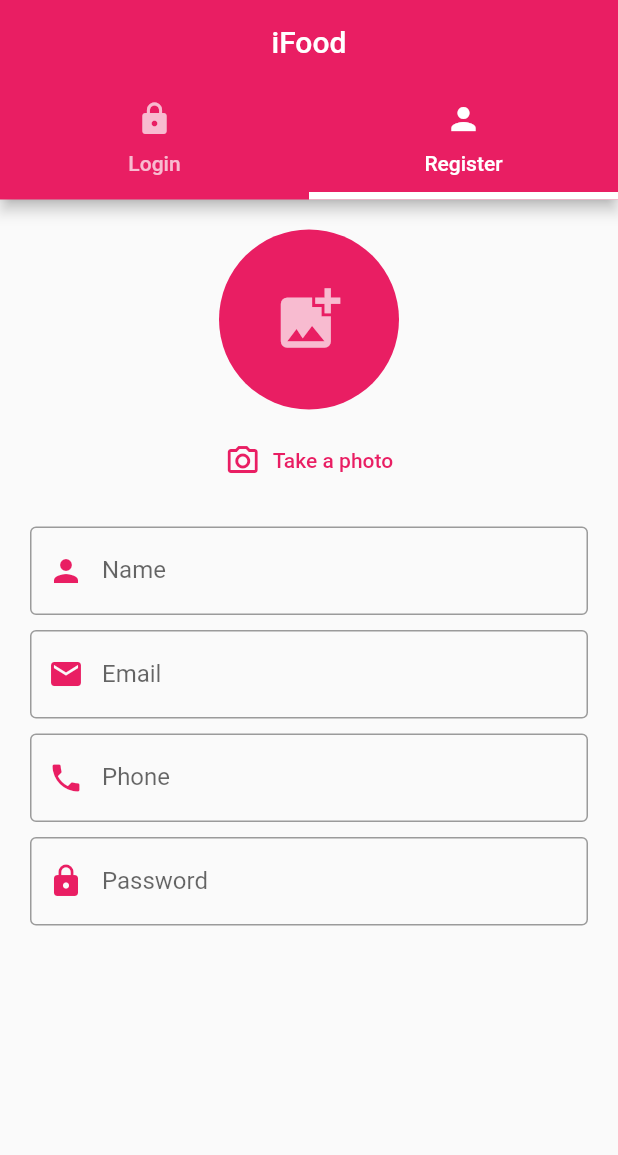
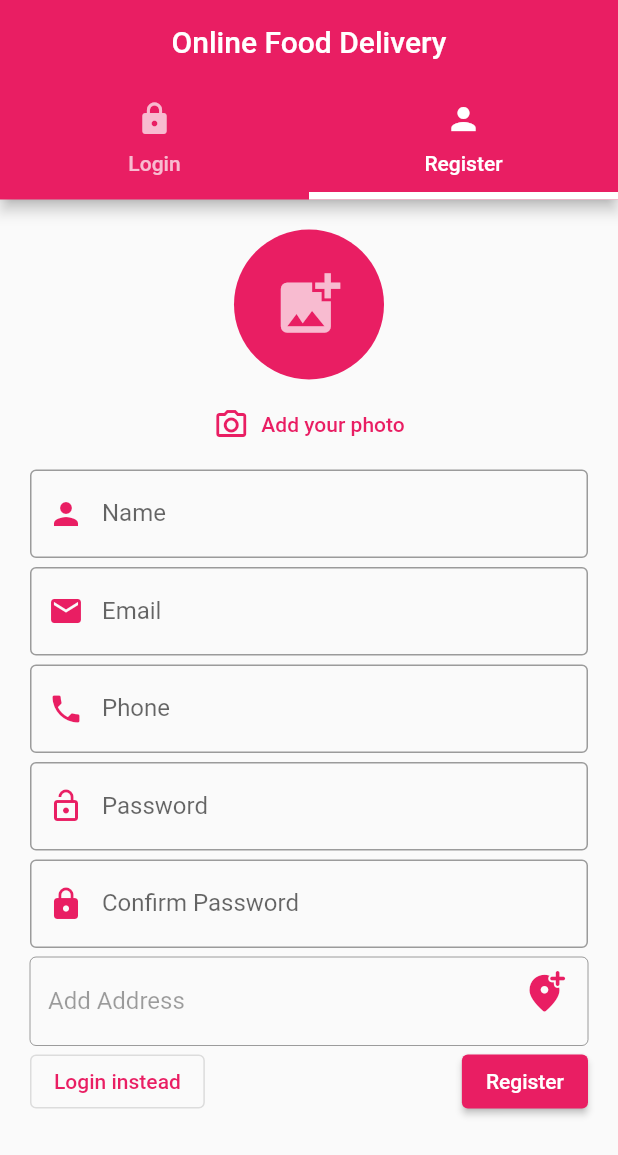
Before and after one commit to mydigita/food-order-and-delivery-app, a Flutter app: the screen it shows after launch, tab 2 chosen, on a phone screen of 412 x 824 dp. Shown: the top 1155 px of the screen. Run offline on Flutter 3.47's test engine with Material 2 defaults, Android fonts, the light colour scheme and no system bars; our stand-ins replace image_picker.

Commit message:
design register page

```diff
--- a/lib/authentication/authscreen.dart
+++ b/lib/authentication/authscreen.dart
@@ -17,7 +17,7 @@
       child: Scaffold(
         appBar: AppBar(
           automaticallyImplyLeading: false,
-          title: const Text('iFood'),
+          title: const Text('Online Food Delivery'),
           centerTitle: true,
           bottom: const TabBar(
             tabs: [
--- a/lib/authentication/register.dart
+++ b/lib/authentication/register.dart
@@ -33,7 +33,7 @@
             children: [
               InkWell(
                 child: CircleAvatar(
-                  radius: 60.0,
+                  radius: 50.0,
                   backgroundImage: imageXFile == null
                       ? null
                       : FileImage(File(imageXFile!.path)),
@@ -46,15 +46,15 @@
                       : null,
                 ),
               ),
-              const SizedBox(height: 10),
+              const SizedBox(height: 6),
               TextButton.icon(
                 onPressed: () {},
                 icon: const Icon(Icons.camera_alt_outlined),
-                label: const Text('Take a photo'),
+                label: const Text('Add your photo'),
               ),
             ],
           ),
-          const SizedBox(height: 20),
+          const SizedBox(height: 6),
           Form(
             key: _formKey,
             child: Column(
@@ -70,7 +70,7 @@
                     labelText: "Name",
                   ),
                 ),
-                const SizedBox(height: 10),
+                const SizedBox(height: 6),
                 TextFormField(
                   controller: emailController,
                   decoration: InputDecoration(
@@ -82,7 +82,7 @@
                     ),
                   ),
                 ),
-                const SizedBox(height: 10),
+                const SizedBox(height: 6),
                 TextFormField(
                   controller: phoneController,
                   decoration: InputDecoration(
@@ -92,19 +92,69 @@
                     labelText: "Phone",
                   ),
                 ),
-                const SizedBox(height: 10),
+                const SizedBox(height: 6),
                 TextFormField(
                   controller: passwordController,
                   obscureText: true,
                   cursorColor: Colors.blue,
                   decoration: InputDecoration(
                       border: const OutlineInputBorder(),
-                      prefixIcon: Icon(Icons.lock,
+                      prefixIcon: Icon(Icons.lock_open,
                           color: Theme.of(context).primaryColor),
                       labelText: "Password"),
                 ),
+                const SizedBox(height: 6),
+                TextFormField(
+                  controller: confirmPasswordController,
+                  obscureText: true,
+                  cursorColor: Colors.blue,
+                  decoration: InputDecoration(
+                      border: const OutlineInputBorder(),
+                      prefixIcon: Icon(Icons.lock,
+                          color: Theme.of(context).primaryColor),
+                      labelText: "Confirm Password"),
+                ),
+                const SizedBox(height: 6),
+                Stack(
+                  children: [
+                    Expanded(
+                      child: TextFormField(
+                        enabled: false,
+                        controller: locationController,
+                        decoration: const InputDecoration(
+                          border: OutlineInputBorder(),
+                          labelText: "Add Address",
+                        ),
+                      ),
+                    ),
+                    Positioned(
+                      right: 5,
+                      child: IconButton(
+                        onPressed: () {},
+                        icon: Icon(
+                          Icons.add_location_alt_rounded,
+                          size: 30,
+                          color: Theme.of(context).primaryColor,
+                        ),
+                      ),
+                    ),
+                  ],
+                ),
               ],
             ),
+          ),
+          Row(
+            mainAxisAlignment: MainAxisAlignment.spaceBetween,
+            children: [
+              OutlinedButton(
+                onPressed: () {},
+                child: const Text("Login instead"),
+              ),
+              ElevatedButton(
+                onPressed: () {},
+                child: const Text("Register"),
+              ),
+            ],
           ),
         ],
       ),
```
